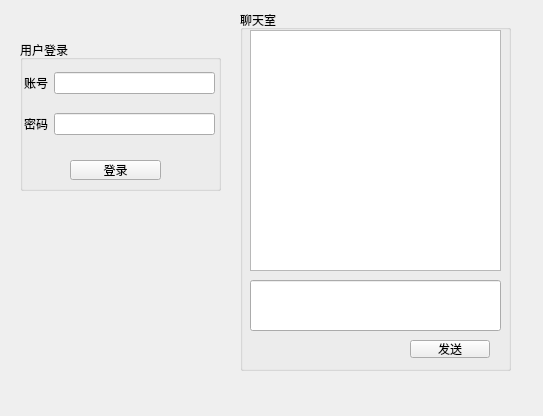
adom1528/graduation, file ImClient/mainwindow.ui: the form before one commit.
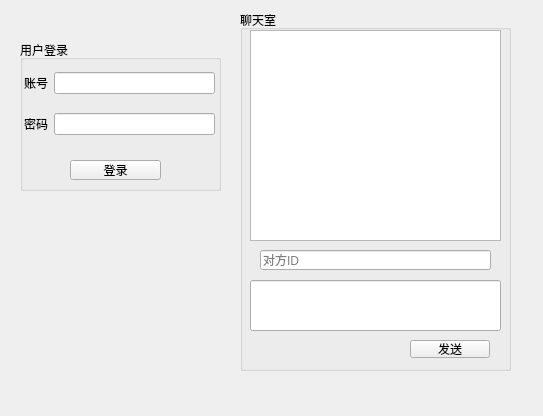
The form after the commit.

What changed in the file:
```diff
--- a/ImClient/mainwindow.ui
+++ b/ImClient/mainwindow.ui
@@ -94,7 +94,7 @@
        <x>10</x>
        <y>20</y>
        <width>251</width>
-       <height>241</height>
+       <height>211</height>
       </rect>
      </property>
      <property name="readOnly">
@@ -124,6 +124,19 @@
       </rect>
      </property>
     </widget>
+    <widget class="QLineEdit" name="editTargetId">
+     <property name="geometry">
+      <rect>
+       <x>20</x>
+       <y>240</y>
+       <width>231</width>
+       <height>20</height>
+      </rect>
+     </property>
+     <property name="placeholderText">
+      <string>对方ID</string>
+     </property>
+    </widget>
    </widget>
   </widget>
  </widget>
```
Left out of the diff: 2 changed lines with no effect on the pictures.
